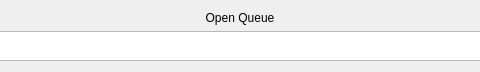
This is src/libtomahawk/playlist/queueview.ui in tomahawk-player/tomahawk as Qt 5 draws it before an edit; both pictures show x 147 to 627 and y 0 to 72 of the 774 by 72 pixel window. The edited form follows.
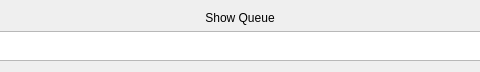
This is the edited form. Custom widgets are drawn as their Qt base class.

Commit message: Use only 'Show Queue' not 'Open Queue' additionally

```diff
--- a/src/libtomahawk/playlist/queueview.ui
+++ b/src/libtomahawk/playlist/queueview.ui
@@ -38,7 +38,7 @@
       <bool>true</bool>
      </property>
      <property name="text">
-      <string>Open Queue</string>
+      <string>Show Queue</string>
      </property>
      <property name="alignment">
       <set>Qt::AlignCenter</set>
```
